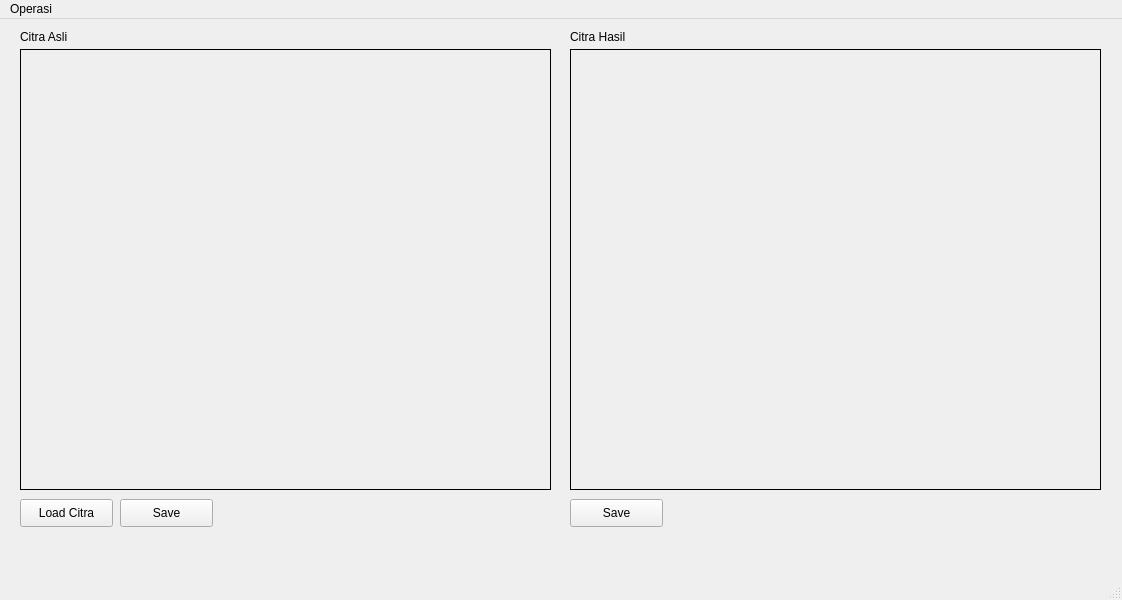
Old version of the form GUI.ui in the repository RaihanDaiva/Tugas-Besar.
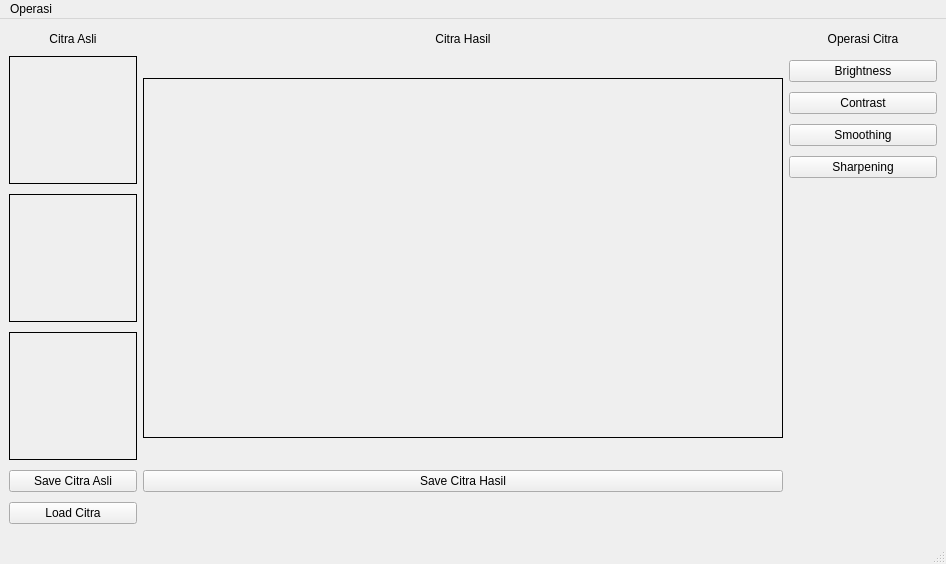
New version of the form.

```diff
--- a/GUI.ui
+++ b/GUI.ui
@@ -6,35 +6,28 @@
    <rect>
     <x>0</x>
     <y>0</y>
-    <width>1122</width>
-    <height>600</height>
+    <width>946</width>
+    <height>564</height>
    </rect>
   </property>
   <property name="windowTitle">
    <string>MainWindow</string>
   </property>
   <widget class="QWidget" name="centralwidget">
-   <widget class="QPushButton" name="button_LoadCitraAsli">
-    <property name="geometry">
-     <rect>
-      <x>20</x>
-      <y>480</y>
-      <width>93</width>
-      <height>28</height>
-     </rect>
-    </property>
-    <property name="text">
-     <string>Load Citra</string>
-    </property>
-   </widget>
-   <widget class="QLabel" name="citra_Asli">
-    <property name="geometry">
-     <rect>
-      <x>20</x>
-      <y>30</y>
-      <width>531</width>
-      <height>441</height>
-     </rect>
+   <layout class="QGridLayout" name="gridLayout">
+    <item row="1" column="1" rowspan="3">
+     <widget class="QLabel" name="citra_hasil">
+      <property name="sizePolicy">
+       <sizepolicy hsizetype="Fixed" vsizetype="Fixed">
+        <horstretch>0</horstretch>
+        <verstretch>0</verstretch>
+       </sizepolicy>
+      </property>
+      <property name="minimumSize">
+       <size>
+        <width>640</width>
+        <height>360</height>
+       </size>
     </property>
     <property name="frameShape">
      <enum>QFrame::Box</enum>
@@ -43,15 +36,9 @@
      <string/>
     </property>
    </widget>
+    </item>
+    <item row="0" column="0">
    <widget class="QLabel" name="label_2">
-    <property name="geometry">
-     <rect>
-      <x>20</x>
-      <y>10</y>
-      <width>51</width>
-      <height>16</height>
-     </rect>
-    </property>
     <property name="maximumSize">
      <size>
       <width>16777215</width>
@@ -67,31 +54,18 @@
     <property name="text">
      <string>Citra Asli</string>
     </property>
-   </widget>
-   <widget class="QLabel" name="citra_hasil">
-    <property name="geometry">
-     <rect>
-      <x>570</x>
-      <y>30</y>
-      <width>531</width>
-      <height>441</height>
-     </rect>
-    </property>
-    <property name="frameShape">
-     <enum>QFrame::Box</enum>
-    </property>
-    <property name="text">
-     <string/>
-    </property>
-   </widget>
+      <property name="alignment">
+       <set>Qt::AlignCenter</set>
+      </property>
+     </widget>
+    </item>
+    <item row="0" column="1">
    <widget class="QLabel" name="label_3">
-    <property name="geometry">
-     <rect>
-      <x>570</x>
-      <y>10</y>
-      <width>71</width>
-      <height>16</height>
-     </rect>
+      <property name="sizePolicy">
+       <sizepolicy hsizetype="Preferred" vsizetype="Fixed">
+        <horstretch>0</horstretch>
+        <verstretch>0</verstretch>
+       </sizepolicy>
     </property>
     <property name="maximumSize">
      <size>
@@ -108,41 +82,149 @@
     <property name="text">
      <string>Citra Hasil</string>
     </property>
-   </widget>
+      <property name="alignment">
+       <set>Qt::AlignCenter</set>
+      </property>
+     </widget>
+    </item>
+    <item row="1" column="0">
+     <widget class="QLabel" name="citra_Asli">
+      <property name="sizePolicy">
+       <sizepolicy hsizetype="Fixed" vsizetype="Fixed">
+        <horstretch>0</horstretch>
+        <verstretch>0</verstretch>
+       </sizepolicy>
+      </property>
+      <property name="minimumSize">
+       <size>
+        <width>128</width>
+        <height>128</height>
+       </size>
+      </property>
+      <property name="frameShape">
+       <enum>QFrame::Box</enum>
+      </property>
+      <property name="text">
+       <string/>
+      </property>
+     </widget>
+    </item>
+    <item row="2" column="0">
+     <widget class="QLabel" name="citra_grayscale">
+      <property name="sizePolicy">
+       <sizepolicy hsizetype="Fixed" vsizetype="Fixed">
+        <horstretch>0</horstretch>
+        <verstretch>0</verstretch>
+       </sizepolicy>
+      </property>
+      <property name="minimumSize">
+       <size>
+        <width>128</width>
+        <height>128</height>
+       </size>
+      </property>
+      <property name="frameShape">
+       <enum>QFrame::Box</enum>
+      </property>
+      <property name="text">
+       <string/>
+      </property>
+     </widget>
+    </item>
+    <item row="3" column="0">
+     <widget class="QLabel" name="citra_biner">
+      <property name="sizePolicy">
+       <sizepolicy hsizetype="Fixed" vsizetype="Fixed">
+        <horstretch>0</horstretch>
+        <verstretch>0</verstretch>
+       </sizepolicy>
+      </property>
+      <property name="minimumSize">
+       <size>
+        <width>128</width>
+        <height>128</height>
+       </size>
+      </property>
+      <property name="frameShape">
+       <enum>QFrame::Box</enum>
+      </property>
+      <property name="text">
+       <string/>
+      </property>
+     </widget>
+    </item>
+    <item row="0" column="2">
+     <widget class="QLabel" name="label">
+      <property name="text">
+       <string>Operasi Citra</string>
+      </property>
+      <property name="alignment">
+       <set>Qt::AlignCenter</set>
+      </property>
+     </widget>
+    </item>
+    <item row="4" column="1">
    <widget class="QPushButton" name="button_SaveCitraHasil">
-    <property name="geometry">
-     <rect>
-      <x>570</x>
-      <y>480</y>
-      <width>93</width>
-      <height>28</height>
-     </rect>
-    </property>
     <property name="text">
-     <string>Save</string>
-    </property>
-   </widget>
+       <string>Save Citra Hasil</string>
+      </property>
+     </widget>
+    </item>
+    <item row="4" column="0">
    <widget class="QPushButton" name="button_SaveCitraAsli">
-    <property name="geometry">
-     <rect>
-      <x>120</x>
-      <y>480</y>
-      <width>93</width>
-      <height>28</height>
-     </rect>
-    </property>
+      <property name="text">
+       <string>Save Citra Asli</string>
+      </property>
+     </widget>
+    </item>
+    <item row="5" column="0">
+     <widget class="QPushButton" name="button_LoadCitraAsli">
     <property name="text">
-     <string>Save</string>
-    </property>
-   </widget>
+       <string>Load Citra</string>
+      </property>
+     </widget>
+    </item>
+    <item row="1" column="2">
+     <layout class="QVBoxLayout" name="verticalLayout">
+      <item>
+       <widget class="QPushButton" name="pushButton_2">
+        <property name="text">
+         <string>Brightness</string>
+        </property>
+       </widget>
+      </item>
+      <item>
+       <widget class="QPushButton" name="pushButton_3">
+        <property name="text">
+         <string>Contrast</string>
+        </property>
+       </widget>
+      </item>
+      <item>
+       <widget class="QPushButton" name="pushButton_4">
+        <property name="text">
+         <string>Smoothing</string>
+        </property>
+       </widget>
+      </item>
+      <item>
+       <widget class="QPushButton" name="pushButton">
+        <property name="text">
+         <string>Sharpening</string>
+        </property>
+       </widget>
+      </item>
+     </layout>
+    </item>
+   </layout>
   </widget>
   <widget class="QMenuBar" name="menubar">
    <property name="geometry">
     <rect>
      <x>0</x>
      <y>0</y>
-     <width>1122</width>
-     <height>26</height>
+     <width>946</width>
+     <height>21</height>
     </rect>
    </property>
    <widget class="QMenu" name="menuGrayscale">
```
Lines whose indentation alone changed are shown as unchanged.
